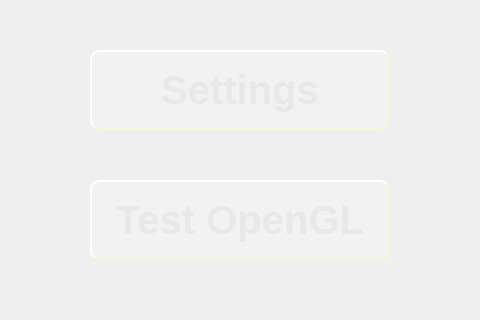
First picture: the form in mainwindow.ui, repository Rafi0221/Stellar-Surfers, before the edit; both pictures show x 110 to 590 and y 280 to 600 of the 800 by 600 pixel window.
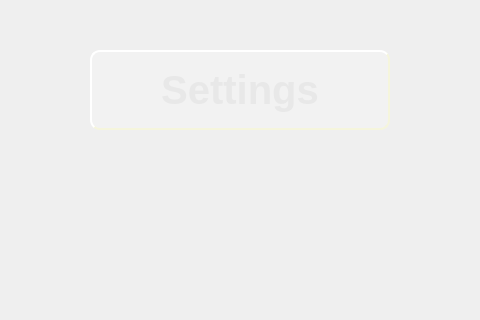
Second picture: the form after the edit.

Patch:
```diff
--- a/mainwindow.ui
+++ b/mainwindow.ui
@@ -58,28 +58,6 @@
      <string>Settings</string>
     </property>
    </widget>
-   <widget class="QPushButton" name="testButton">
-    <property name="geometry">
-     <rect>
-      <x>200</x>
-      <y>460</y>
-      <width>300</width>
-      <height>80</height>
-     </rect>
-    </property>
-    <property name="styleSheet">
-     <string notr="true">background-color: rgba(255, 255, 255, 50);
-border-style: outset;
-border-width: 2px;
-border-radius: 10px;
-border-color: beige;
-font: bold 30pt;
-color: rgb(232, 232, 232)</string>
-    </property>
-    <property name="text">
-     <string>Test OpenGL</string>
-    </property>
-   </widget>
   </widget>
   <widget class="QMenuBar" name="menubar">
    <property name="geometry">
```
